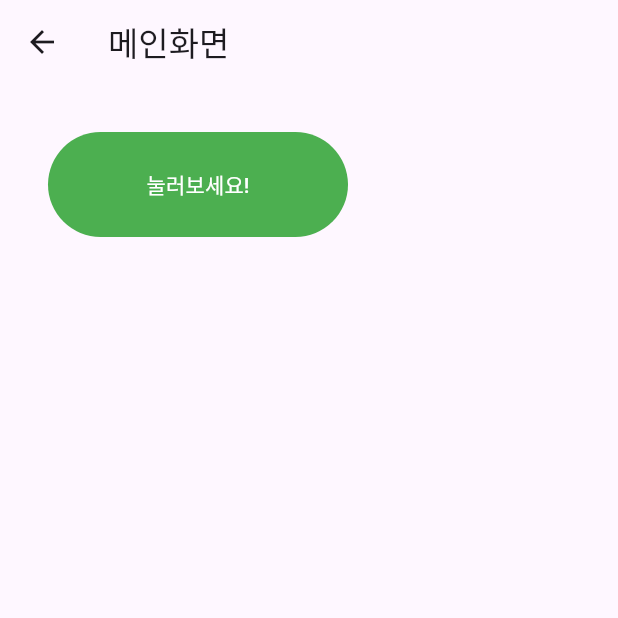
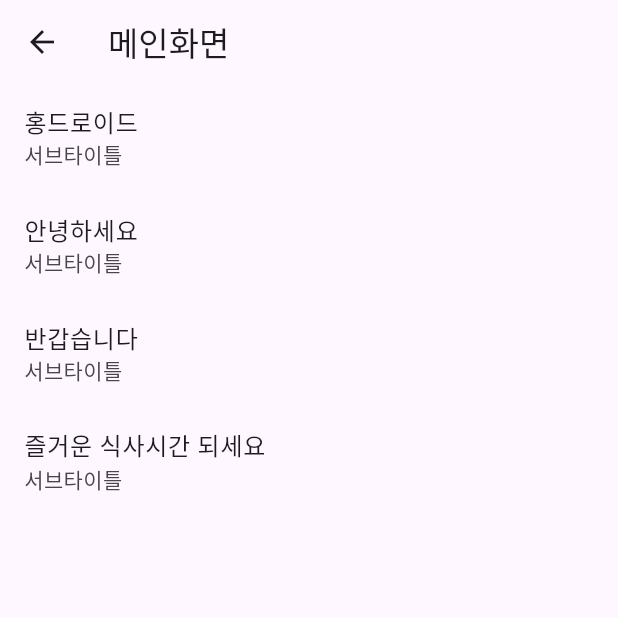
Before and after one commit to KKingmo/fluter_practice, a Flutter app: the screen it shows after launch, on a phone screen of 412 x 824 dp, the top half of it. Run offline on Flutter 3.47's test engine with Material 3 defaults, Android fonts, the phone set to English and light mode, and no system bars.

Commit message:
feat: ListView 구성(반복문 이용해 UI 구성)

```diff
--- a/lib/screen/main_screen.dart
+++ b/lib/screen/main_screen.dart
@@ -8,27 +8,21 @@ class MainScreen extends StatefulWidget {
 }
 
 class _MainScreenState extends State<MainScreen> {
+  List lstHello = ['홍드로이드', '안녕하세요', '반갑습니다', '즐거운 식사시간 되세요'];
+
   @override
   Widget build(BuildContext context) {
     return Scaffold(
       appBar: AppBar(title: Text('메인화면')),
-      body: Column(children: [
-        Container(
-          margin: EdgeInsets.all(32),
-          width: 200,
-          height: 70,
-          child: ElevatedButton(
-              onPressed: () {
-                // 클릭 되었을때 동작하고 싶은 액션 정의
-                print('버튼이 클릭되었습니다');
-              },
-              style: ElevatedButton.styleFrom(
-                  backgroundColor: Colors.green,
-                  foregroundColor: Colors.white,
-                  elevation: 0),
-              child: Text('눌러보세요!')),
-        )
-      ]),
+      body: ListView.builder(
+        itemBuilder: (context, index) {
+          return ListTile(
+            title: Text('${lstHello[index]}'),
+            subtitle: Text('서브타이틀'),
+          );
+        },
+        itemCount: lstHello.length,
+      ),
     );
   }
 }
```
